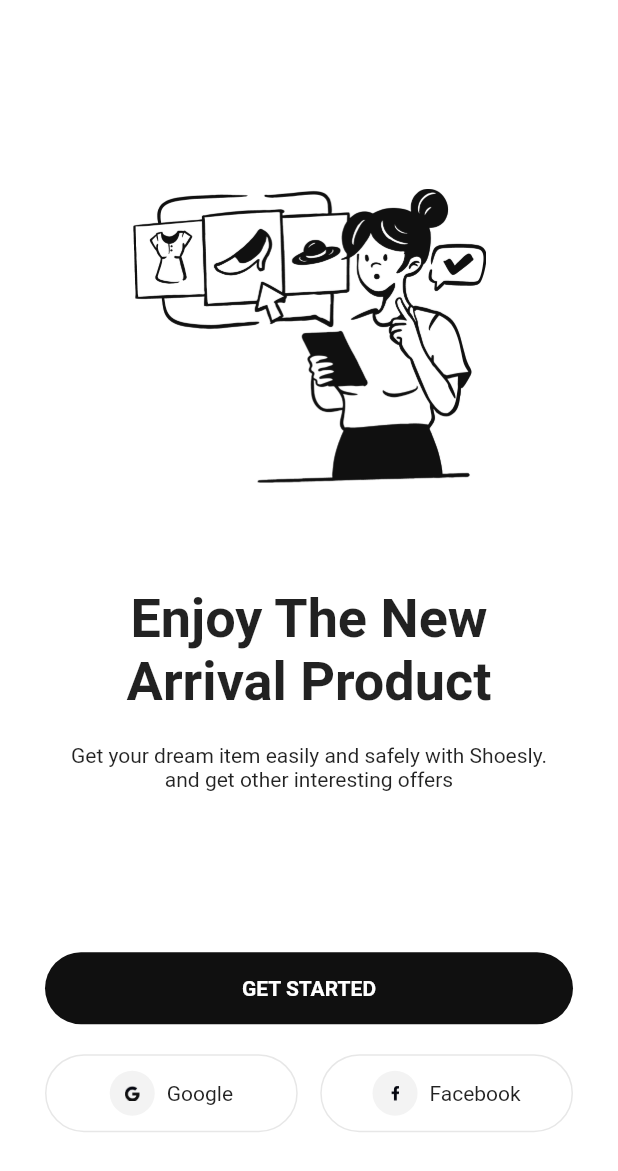
After one commit to inspireui/training-flutter, a Flutter app: the screen it shows after launch, on a phone screen of 412 x 824 dp. The commit adds this screen. Shown: the top 1171 px of the screen. Run offline on Flutter 3.47's test engine with Material 2 defaults, Android fonts, the phone set to English and light mode, and no system bars.

Commit message:
chore(Refactor): update stucture folder

```diff
--- /dev/null
+++ b/lib/src/components/constants/image_constants.dart
@@ -0,0 +1,3 @@
+const icGoogle = 'assets/images/ic_google.png';
+const icFacebook = 'assets/images/ic_facebook.png';
+const imgOnboarding1 = 'assets/images/onboarding1.png';
--- /dev/null
+++ b/lib/src/components/widgets/mybutton_social.dart
@@ -0,0 +1,48 @@
+import 'package:flutter/material.dart';
+
+class MyButtonSocial extends StatelessWidget {
+  const MyButtonSocial({
+    Key? key,
+    required this.icon,
+    required this.text,
+  }) : super(key: key);
+
+  final String icon;
+  final String text;
+
+  @override
+  Widget build(BuildContext context) {
+    return Container(
+      padding: const EdgeInsets.all(0),
+      decoration: BoxDecoration(
+        color: Colors.white,
+        borderRadius: BorderRadius.circular(100),
+        border: Border.all(color: const Color(0xFFE7E7E7)),
+      ),
+      child: Padding(
+        padding: const EdgeInsets.symmetric(vertical: 10),
+        child: Row(
+          mainAxisAlignment: MainAxisAlignment.center,
+          children: [
+            Container(
+              decoration: BoxDecoration(
+                borderRadius: BorderRadius.circular(25),
+                color: const Color(0xFFF3F3F3),
+              ),
+              padding: const EdgeInsets.all(10),
+              child: Image.asset(
+                icon,
+                width: 10.0,
+                height: 10.0,
+              ),
+            ),
+            Padding(
+              padding: const EdgeInsets.only(left: 8),
+              child: Text(text),
+            ),
+          ],
+        ),
+      ),
+    );
+  }
+}
--- /dev/null
+++ b/lib/src/features/onboarding/onboarding_screen.dart
@@ -0,0 +1,100 @@
+import 'package:flutter/material.dart';
+
+import '../../components/constants/image_constants.dart';
+import '../../components/widgets/mybutton_social.dart';
+
+class OnboardingScreen extends StatelessWidget {
+  const OnboardingScreen({
+    Key? key,
+  }) : super(key: key);
+
+  @override
+  Widget build(BuildContext context) {
+    // final size = MediaQuery.of(context).size;
+
+    return Scaffold(
+      backgroundColor: const Color(0xFFFFFFFF),
+      body: SafeArea(
+        child: Column(
+          children: [
+            Padding(
+              padding: const EdgeInsets.only(top: 126, bottom: 70),
+              child: Image.asset(
+                imgOnboarding1,
+                width: 236,
+              ),
+            ),
+            const Padding(
+              padding: EdgeInsets.symmetric(horizontal: 35),
+              child: Text(
+                'Enjoy The New Arrival Product',
+                textAlign: TextAlign.center,
+                style: TextStyle(
+                  fontSize: 36,
+                  fontWeight: FontWeight.w600,
+                ),
+              ),
+            ),
+            const Padding(
+              padding: EdgeInsets.only(
+                top: 20.0,
+                bottom: 107,
+                left: 45,
+                right: 45,
+              ),
+              child: Text(
+                'Get your dream item easily and safely with Shoesly. and get other interesting offers',
+                textAlign: TextAlign.center,
+                style: TextStyle(
+                  fontSize: 14,
+                  fontWeight: FontWeight.w400,
+                ),
+              ),
+            ),
+            Padding(
+              padding: const EdgeInsets.symmetric(horizontal: 30)
+                  .copyWith(bottom: 20),
+              child: Container(
+                width: double.infinity,
+                decoration: BoxDecoration(
+                  color: const Color(0xFF101010),
+                  borderRadius: BorderRadius.circular(100),
+                ),
+                alignment: Alignment.center,
+                child: Padding(
+                  padding: const EdgeInsets.all(16.0),
+                  child: Text(
+                    'Get Started'.toUpperCase(),
+                    style: const TextStyle(
+                      color: Colors.white,
+                      fontSize: 14,
+                      fontWeight: FontWeight.w700,
+                    ),
+                  ),
+                ),
+              ),
+            ),
+            Padding(
+              padding: const EdgeInsets.symmetric(horizontal: 30),
+              child: Row(
+                children: const [
+                  Expanded(
+                      child: MyButtonSocial(
+                    icon: icGoogle,
+                    text: 'Google',
+                  )),
+                  SizedBox(width: 15),
+                  Expanded(
+                      child: MyButtonSocial(
+                    icon: icFacebook,
+                    text: 'Facebook',
+                  )),
+                ],
+              ),
+            ),
+          ],
+        ),
+      ),
+    );
+  }
+}
```
Also changed, not shown: lib/main.dart (+2 -145 lines), lib/src/components/widgets/appbar_custom.dart (added, +33 -0 lines), lib/src/features/sign_up/sign_up_screen.dart (added, +20 -0 lines), 1 other file.
